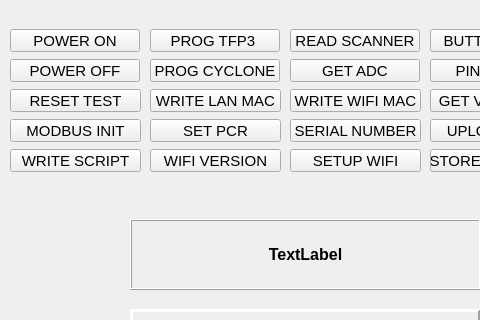
This is QT_Project/mainwindow.ui in wmarchewka/Fixture as Qt 5 draws it before an edit; both pictures show x 0 to 480 and y 188 to 508 of the 1024 by 768 pixel window. The edited form follows.
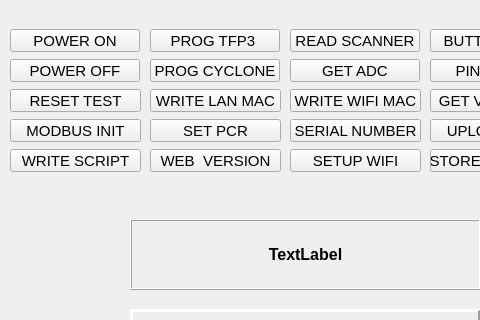
This is the edited form.

What changed in the file:
```diff
--- a/QT_Project/mainwindow.ui
+++ b/QT_Project/mainwindow.ui
@@ -515,7 +515,7 @@
      </font>
     </property>
     <property name="text">
-     <string>WIFI VERSION</string>
+     <string>WEB  VERSION</string>
     </property>
    </widget>
    <widget class="QPushButton" name="pbSetupWIFI">
```
Left out of the diff: 4 changed lines with no effect on the pictures.
